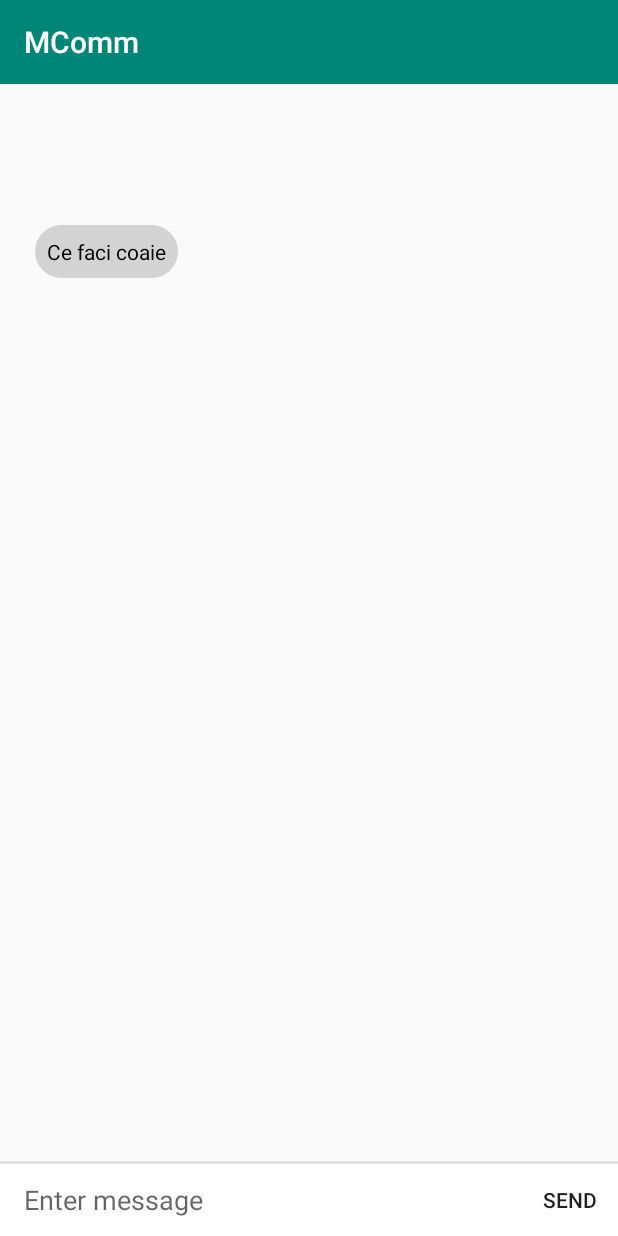
After one commit to lucianPaul97/MComm, an Android app: the ChatActivity screen opened directly, with no data from a screen before it, on a phone screen of 412 x 824 dp. The commit adds this screen. Run offline under Robolectric (Android 15) with nearby library versions, the phone set to English and light mode, and no system bars; 1 statement that could not run was skipped.

Commit message:
Message exchange feature partialy implemented

```diff
--- a/MComm/app/src/main/java/com/example/mcomm/DevicesListAdapter.java
+++ b/MComm/app/src/main/java/com/example/mcomm/DevicesListAdapter.java
@@ -53,9 +53,6 @@ class DevicesListAdapter extends RecyclerView.Adapter<DevicesListAdapter.MyViewH
         }
     }
 
-
-
-
     @NonNull
     @Override
     public MyViewHolder onCreateViewHolder(@NonNull ViewGroup viewGroup, int i) {
--- /dev/null
+++ b/MComm/app/src/main/java/com/example/mcomm/mcomm/communication/ChatActivity.java
@@ -0,0 +1,64 @@
+package com.example.mcomm.mcomm.communication;
+
+import android.support.v7.app.AppCompatActivity;
+import android.os.Bundle;
+import android.support.v7.widget.LinearLayoutManager;
+import android.support.v7.widget.RecyclerView;
+import android.support.v7.widget.Toolbar;
+
+import com.example.mcomm.R;
+import com.example.mcomm.messages.Message;
+import com.example.mcomm.messages.MessageListAdapter;
+
+import java.util.ArrayList;
+import java.util.List;
+
+public class ChatActivity extends AppCompatActivity {
+
+    private RecyclerView mMessageRecycler;
+    private MessageListAdapter messageListAdapter;
+    private List<Message> messageList;
+
+    @Override
+    protected void onCreate(Bundle savedInstanceState) {
+        super.onCreate(savedInstanceState);
+        setContentView(R.layout.activity_chat);
+        String contactName = getIntent().getExtras().getString("contactName");
+        Toolbar toolbar = findViewById(R.id.toolbar);
+        toolbar.setTitle(contactName);
+        setSupportActionBar(toolbar);
+
+        messageList = new ArrayList<>();
+        initialize();
+        mMessageRecycler = findViewById(R.id.messageHistory);
+        messageListAdapter = new MessageListAdapter(this, messageList);
+        mMessageRecycler.setLayoutManager(new LinearLayoutManager(this));
+        messageListAdapter = new MessageListAdapter(this, messageList);
+        mMessageRecycler.setAdapter(messageListAdapter);
+
+//        try {
+//            Thread.sleep(2000);
+//            initialize();
+//            messageListAdapter = new MessageListAdapter(this, messageList);
+//            mMessageRecycler.setAdapter(messageListAdapter);
+//        } catch (InterruptedException e) {
+//            e.printStackTrace();
+//        }
+//        try {
+//            Thread.sleep(2000);
+//            initialize();
+//            messageListAdapter = new MessageListAdapter(this, messageList);
+//            mMessageRecycler.setAdapter(messageListAdapter);
+//        } catch (InterruptedException e) {
+//            e.printStackTrace();
+//        }
+
+    }
+
+    private List<Message> initialize() {
+
+        Message message = new Message("Ce faci coaie", 2, 11);
+        messageList.add(message);
+        return messageList;
+    }
+}
--- /dev/null
+++ b/MComm/app/src/main/java/com/example/mcomm/messages/Message.java
@@ -0,0 +1,15 @@
+package com.example.mcomm.messages;
+
+public class Message {
+
+    public String message;
+    public int  messageType;  // type of message: sent(value=1) / received(value=2)
+    public long createdAt;
+
+    public Message(String message, int messageType, long createdAt)
+    {
+        this.message = message;
+        this.messageType = messageType;
+        this.createdAt = createdAt;
+    }
+}
--- /dev/null
+++ b/MComm/app/src/main/java/com/example/mcomm/messages/MessageListAdapter.java
@@ -0,0 +1,88 @@
+package com.example.mcomm.messages;
+
+import android.content.Context;
+import android.support.annotation.NonNull;
+import android.support.v7.widget.RecyclerView;
+import android.view.LayoutInflater;
+import android.view.View;
+import android.view.ViewGroup;
+import android.widget.TextView;
+
+import com.example.mcomm.R;
+
+import java.util.List;
+
+public class MessageListAdapter extends RecyclerView.Adapter {
+
+    private Context mContext;
+    private List<Message> mMessageList;
+
+    private static final int VIEW_TYPE_MESSAGE_SENT = 1;
+    private static final int VIEW_TYPE_MESSAGE_RECEIVED = 2;
+
+    public MessageListAdapter(Context context, List<Message> messageList)
+    {
+        this.mContext = context;
+        this.mMessageList = messageList;
+    }
+
+    @NonNull
+    @Override
+    public RecyclerView.ViewHolder onCreateViewHolder(@NonNull ViewGroup parent, int viewType) {
+        View view;
+        if (viewType == VIEW_TYPE_MESSAGE_SENT)
+        {
+            view = LayoutInflater.from(parent.getContext()).inflate(R.layout.message_send, parent, false);
+        }
+        else
+        {
+            view = LayoutInflater.from(parent.getContext()).inflate(R.layout.message_received, parent, false);
+        }
+        return new MessageHolder(view);
+    }
+
+    @Override
+    public void onBindViewHolder(@NonNull RecyclerView.ViewHolder holder, int position) {
+
+        Message message = mMessageList.get(position);
+        ((MessageHolder) holder).bind(message);
+
+    }
+
+    @Override
+    public int getItemCount() {
+        return mMessageList.size();
+    }
+
+
+
+    @Override
+    public int getItemViewType(int position) {
+        Message message = mMessageList.get(position);
+
+        if (message.messageType == VIEW_TYPE_MESSAGE_SENT) {
+            // If the current user is the sender of the message
+            return VIEW_TYPE_MESSAGE_SENT;
+        } else {
+            // If some other user sent the message
+            return VIEW_TYPE_MESSAGE_RECEIVED;
+        }
+    }
+
+    private class MessageHolder extends RecyclerView.ViewHolder
+    {
+        private TextView messageText, timeText;
+
+        private MessageHolder (View itemView) {
+            super(itemView);
+            messageText = itemView.findViewById(R.id.text_message_body);
+            timeText = itemView.findViewById(R.id.text_message_time);
+        }
+
+        private void bind (Message message)
+        {
+            messageText.setText(message.message);
+            timeText.setText("");
+        }
+    }
+}
--- /dev/null
+++ b/MComm/app/src/main/res/drawable/message_bubble_received.xml
@@ -0,0 +1,15 @@
+<?xml version="1.0" encoding="utf-8"?>
+<shape xmlns:android="http://schemas.android.com/apk/res/android"
+    android:shape="rectangle" >
+
+    <!-- View background color -->
+    <solid
+        android:color="#d3d3d3" >
+    </solid>
+
+    <!-- The radius makes the corners rounded -->
+    <corners
+        android:radius="20dp">
+    </corners>
+
+</shape>
--- /dev/null
+++ b/MComm/app/src/main/res/layout/activity_chat.xml
@@ -0,0 +1,80 @@
+<?xml version="1.0" encoding="utf-8"?>
+<android.support.constraint.ConstraintLayout xmlns:android="http://schemas.android.com/apk/res/android"
+    xmlns:app="http://schemas.android.com/apk/res-auto"
+    xmlns:tools="http://schemas.android.com/tools"
+    android:layout_width="match_parent"
+    android:layout_height="match_parent"
+    tools:context=".mcomm.communication.ChatActivity">
+
+
+    <include
+        android:id="@+id/toolbar"
+        layout="@layout/toolbar"
+        app:layout_constraintBottom_toBottomOf="parent"
+        app:layout_constraintEnd_toEndOf="parent"
+        app:layout_constraintHorizontal_bias="0.5"
+        app:layout_constraintStart_toStartOf="parent"
+        app:layout_constraintTop_toTopOf="parent" />
+
+    <android.support.v7.widget.RecyclerView
+        android:id="@+id/messageHistory"
+        android:layout_width="381dp"
+        android:layout_height="608dp"
+        android:layout_marginStart="8dp"
+        android:layout_marginEnd="8dp"
+        android:layout_marginBottom="8dp"
+        android:scrollbars="vertical"
+        app:layout_constraintBottom_toBottomOf="parent"
+        app:layout_constraintEnd_toEndOf="parent"
+        app:layout_constraintHorizontal_bias="0.5"
+        app:layout_constraintStart_toStartOf="parent"
+        app:layout_constraintTop_toTopOf="parent"
+        app:layout_constraintVertical_bias="0.643" />
+
+    <!-- A horizontal line between the chatbox and RecyclerView -->
+    <View
+        android:id="@+id/view2"
+        android:layout_width="0dp"
+        android:layout_height="2dp"
+        android:background="#dfdfdf"
+        app:layout_constraintBottom_toTopOf="@+id/layout_chatbox"
+        app:layout_constraintLeft_toLeftOf="parent"
+        app:layout_constraintRight_toRightOf="parent" />
+
+    <LinearLayout
+        android:id="@+id/layout_chatbox"
+        android:layout_width="0dp"
+        android:layout_height="wrap_content"
+        android:background="#ffffff"
+        android:minHeight="48dp"
+        android:orientation="horizontal"
+        app:layout_constraintBottom_toBottomOf="parent"
+        app:layout_constraintLeft_toLeftOf="parent"
+        app:layout_constraintRight_toRightOf="parent">
+
+        <EditText
+            android:id="@+id/typeMessage"
+            android:layout_width="0dp"
+            android:layout_height="wrap_content"
+            android:layout_gravity="center"
+            android:layout_marginLeft="16dp"
+            android:layout_marginRight="16dp"
+            android:layout_weight="1"
+            android:background="@android:color/transparent"
+            android:hint="Enter message"
+            android:maxLines="6" />
+
+        <Button
+            android:id="@+id/sendButton"
+            android:layout_width="64dp"
+            android:layout_height="48dp"
+            android:layout_gravity="bottom"
+            android:background="?attr/selectableItemBackground"
+            android:clickable="true"
+            android:gravity="center"
+            android:text="SEND"
+            android:textSize="14dp" />
+
+    </LinearLayout>
+
+</android.support.constraint.ConstraintLayout>
--- /dev/null
+++ b/MComm/app/src/main/res/layout/message_received.xml
@@ -0,0 +1,34 @@
+<android.support.constraint.ConstraintLayout
+    xmlns:android="http://schemas.android.com/apk/res/android"
+    xmlns:app="http://schemas.android.com/apk/res-auto"
+    xmlns:tools="http://schemas.android.com/tools"
+    android:layout_width="match_parent"
+    android:layout_height="wrap_content"
+    android:paddingTop="8dp">
+
+    <TextView
+        android:id="@+id/text_message_body"
+        android:text="hello, hello!"
+        android:background="@drawable/message_bubble_received"
+        android:layout_width="wrap_content"
+        android:layout_height="wrap_content"
+        android:maxWidth="240dp"
+        android:padding="8dp"
+        android:textColor="#000000"
+        android:layout_marginTop="8dp"
+        android:layout_marginStart="8dp"
+        app:layout_constraintLeft_toLeftOf="parent"
+        app:layout_constraintTop_toTopOf="parent"
+        android:maxLines="10"/>
+
+    <TextView
+        android:id="@+id/text_message_time"
+        android:text="11:40"
+        android:layout_width="wrap_content"
+        android:layout_height="wrap_content"
+        android:textSize="12sp"
+        app:layout_constraintLeft_toRightOf="@+id/text_message_body"
+        android:layout_marginStart="4dp"
+        app:layout_constraintBottom_toBottomOf="@+id/text_message_body" />
+
+</android.support.constraint.ConstraintLayout>
--- /dev/null
+++ b/MComm/app/src/main/res/layout/toolbar.xml
@@ -0,0 +1,10 @@
+<?xml version="1.0" encoding="utf-8"?>
+<android.support.v7.widget.Toolbar xmlns:android="http://schemas.android.com/apk/res/android"
+    android:layout_width="match_parent"
+    android:layout_height="wrap_content"
+    xmlns:app="http://schemas.android.com/apk/res-auto"
+    android:background="@color/colorPrimary"
+    android:theme="@style/ThemeOverlay.AppCompat.Dark.ActionBar"
+    app:popupTheme="@style/ThemeOverlay.AppCompat.Light">
+
+</android.support.v7.widget.Toolbar>
--- a/MComm/app/src/main/res/values/styles.xml
+++ b/MComm/app/src/main/res/values/styles.xml
@@ -1,7 +1,7 @@
 <resources>
 
     <!-- Base application theme. -->
-    <style name="AppTheme" parent="Theme.AppCompat.Light.DarkActionBar">
+    <style name="AppTheme" parent="Theme.AppCompat.Light.NoActionBar">
         <!-- Customize your theme here. -->
         <item name="colorPrimary">@color/colorPrimary</item>
         <item name="colorPrimaryDark">@color/colorPrimaryDark</item>
```
Also changed, not shown: MComm/app/src/main/AndroidManifest.xml (+7 -5 lines), MComm/app/src/main/java/com/example/mcomm/MainActivity.java (+60 -10 lines), MComm/app/src/main/java/com/example/mcomm/mcomm/communication/Client.java (+4 -4 lines), MComm/app/src/main/java/com/example/mcomm/mcomm/communication/CommunicationParticipant.java (renamed from MComm/app/src/main/java/com/example/mcomm/mcomm/communication/SendReceive.java, +25 -8 lines), MComm/app/src/main/java/com/example/mcomm/mcomm/communication/Server.java (+4 -5 lines), MComm/app/src/main/res/drawable/message_bubble_send.xml (added, +15 -0 lines), MComm/app/src/main/res/layout/message_send.xml (added, +35 -0 lines).
